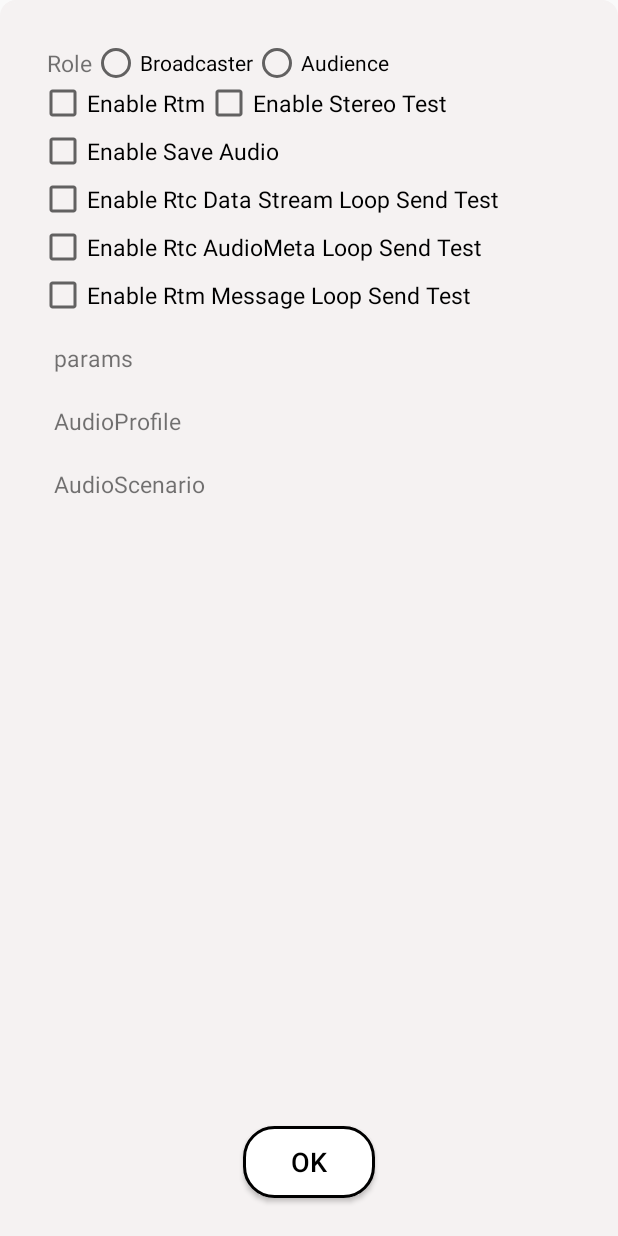
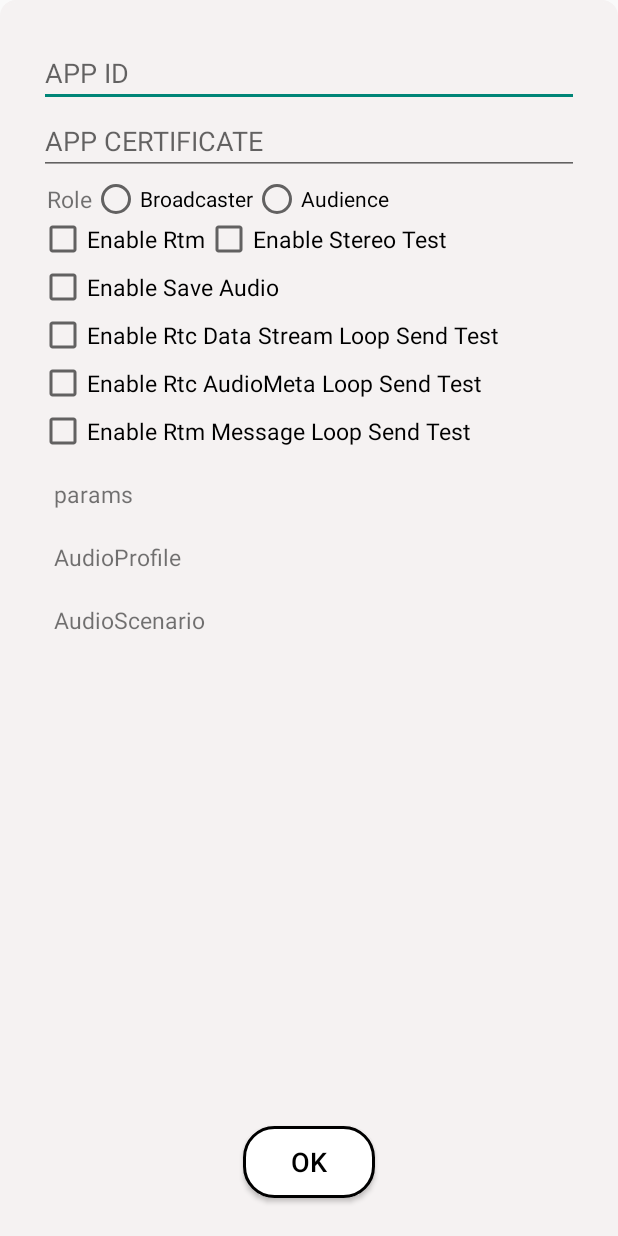
Before and after one commit to winskyan/Agora-AITest, an Android app: the layout dialog_settings.xml on its own in the app's theme, with its tools: preview values and no code run, on a phone screen of 412 x 824 dp. Run offline under Robolectric (Android 15) with nearby library versions, the phone set to English and light mode, and no system bars.

Commit message:
v1.2 for add input appid and app certificate

```diff
--- a/app/build.gradle.kts
+++ b/app/build.gradle.kts
@@ -22,7 +22,7 @@ android {
         minSdk = 23
         targetSdk = 34
         versionCode = 1
-        versionName = "1.1"
+        versionName = "1.2"
 
         testInstrumentationRunner = "androidx.test.runner.AndroidJUnitRunner"
 
--- a/app/src/main/AndroidManifest.xml
+++ b/app/src/main/AndroidManifest.xml
@@ -28,7 +28,8 @@
 
         <activity
             android:name=".ui.MainActivity"
-            android:exported="true">
+            android:exported="true"
+            android:windowSoftInputMode="adjustResize">
             <intent-filter>
                 <action android:name="android.intent.action.MAIN" />
 
--- a/app/src/main/res/layout/dialog_settings.xml
+++ b/app/src/main/res/layout/dialog_settings.xml
@@ -27,6 +27,26 @@
                 app:layout_constraintStart_toStartOf="parent"
                 app:layout_constraintTop_toTopOf="parent">
 
+                <EditText
+                    android:id="@+id/app_id_et"
+                    android:layout_width="0dp"
+                    android:layout_height="wrap_content"
+                    android:hint="@string/app_id"
+                    android:inputType="text"
+                    app:layout_constraintEnd_toEndOf="parent"
+                    app:layout_constraintStart_toStartOf="parent"
+                    app:layout_constraintTop_toTopOf="parent" />
+
+                <EditText
+                    android:id="@+id/app_certificate_et"
+                    android:layout_width="0dp"
+                    android:layout_height="wrap_content"
+                    android:hint="@string/app_certificate"
+                    android:inputType="text"
+                    app:layout_constraintEnd_toEndOf="parent"
+                    app:layout_constraintStart_toStartOf="parent"
+                    app:layout_constraintTop_toBottomOf="@id/app_id_et" />
+
                 <TextView
                     android:id="@+id/client_role_type_tv"
                     android:layout_width="wrap_content"
@@ -36,7 +56,7 @@
                     android:text="@string/client_role_type"
                     android:textSize="15sp"
                     app:layout_constraintStart_toStartOf="parent"
-                    app:layout_constraintTop_toTopOf="parent" />
+                    app:layout_constraintTop_toBottomOf="@id/app_certificate_et" />
 
                 <RadioGroup
                     android:id="@+id/client_role_type_rg"
@@ -44,7 +64,7 @@
                     android:layout_height="wrap_content"
                     android:orientation="horizontal"
                     app:layout_constraintStart_toEndOf="@id/client_role_type_tv"
-                    app:layout_constraintTop_toTopOf="parent">
+                    app:layout_constraintTop_toBottomOf="@id/app_certificate_et">
 
                     <RadioButton
                         android:id="@+id/client_role_type_broadcaster_rb"
--- a/app/src/main/res/values/strings.xml
+++ b/app/src/main/res/values/strings.xml
@@ -28,5 +28,8 @@
     <string name="client_role_type">Role</string>
     <string name="client_role_type_broadcaster">Broadcaster</string>
     <string name="client_role_type_audience">Audience</string>
+    <string name="app_id">APP ID</string>
+    <string name="app_certificate">APP CERTIFICATE</string>
+
 
 </resources>
```
Also changed, not shown: app/src/main/java/io/agora/ai/test/constants/Constants.kt (+2 -0 lines), app/src/main/java/io/agora/ai/test/context/DemoContext.kt (+8 -0 lines), app/src/main/java/io/agora/ai/test/ui/MainActivity.kt (+2 -1 lines), app/src/main/java/io/agora/ai/test/ui/dialog/SettingsDialog.kt (+14 -0 lines), app/src/main/java/io/agora/ai/test/utils/KeyCenter.kt (+18 -9 lines).
